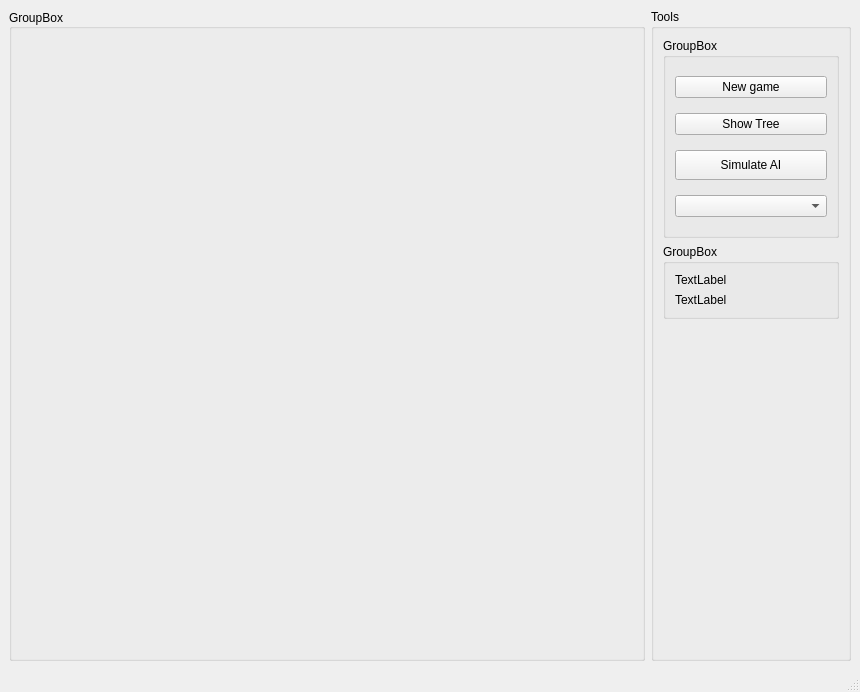
Before: the Qt Designer form mainwindow.ui in MahiruInami/gomoku, drawn with Qt 5.
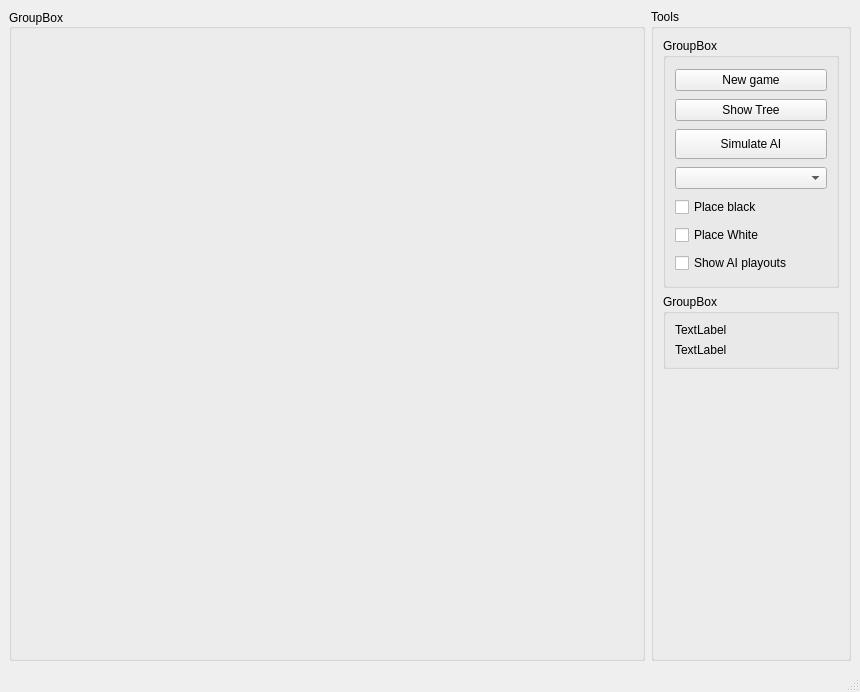
After: the same form once the commit is applied.

What changed in the file:
```diff
--- a/mainwindow.ui
+++ b/mainwindow.ui
@@ -105,7 +105,7 @@
            <property name="maximumSize">
             <size>
              <width>16777215</width>
-             <height>200</height>
+             <height>250</height>
             </size>
            </property>
            <property name="title">
@@ -149,6 +149,27 @@
               </property>
              </widget>
             </item>
+            <item>
+             <widget class="QCheckBox" name="placeBlack">
+              <property name="text">
+               <string>Place black</string>
+              </property>
+             </widget>
+            </item>
+            <item>
+             <widget class="QCheckBox" name="placeWhite">
+              <property name="text">
+               <string>Place White</string>
+              </property>
+             </widget>
+            </item>
+            <item>
+             <widget class="QCheckBox" name="showPlayouts">
+              <property name="text">
+               <string>Show AI playouts</string>
+              </property>
+             </widget>
+            </item>
            </layout>
           </widget>
          </item>
```
